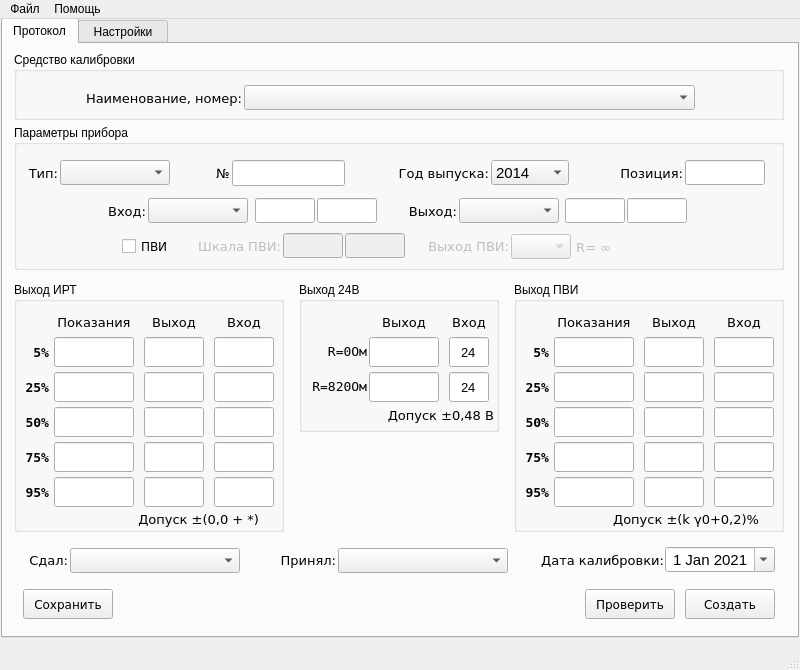
Old version of the form main.ui in the repository asd192/CalibrationIRT59.
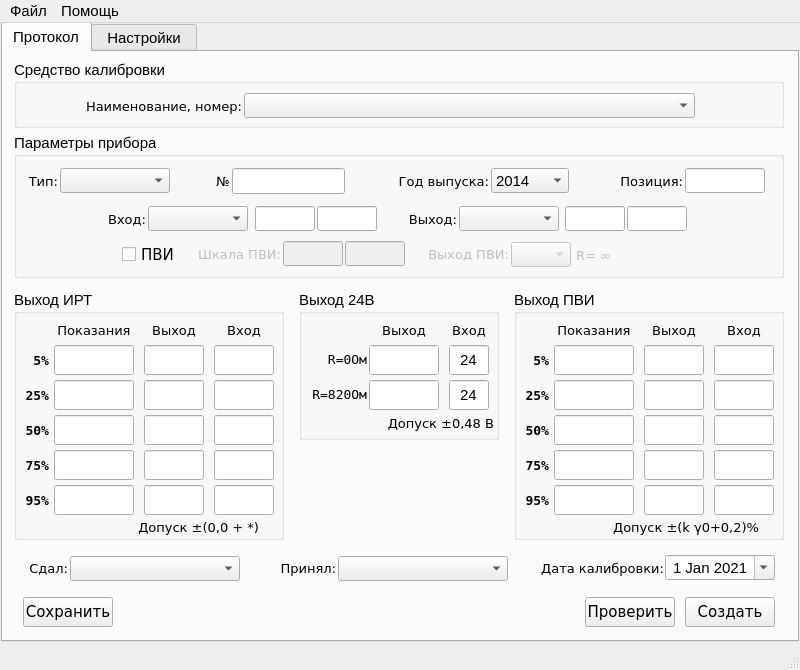
New version of the form.

Commit message: Исправлены баги с кодировкой на win10. Правки интерфейса(шрифты).

What changed in the file:
```diff
--- a/main.ui
+++ b/main.ui
@@ -31,6 +31,12 @@
       <height>620</height>
      </rect>
     </property>
+    <property name="font">
+     <font>
+      <family>Segoe UI</family>
+      <pointsize>11</pointsize>
+     </font>
+    </property>
     <property name="tabPosition">
      <enum>QTabWidget::North</enum>
     </property>
@@ -56,6 +62,7 @@
       <property name="font">
        <font>
         <family>DejaVu Sans</family>
+        <pointsize>11</pointsize>
        </font>
       </property>
       <property name="toolTip">
@@ -77,6 +84,7 @@
       <property name="font">
        <font>
         <family>Segoe UI</family>
+        <pointsize>11</pointsize>
         <weight>50</weight>
         <bold>false</bold>
        </font>
@@ -494,6 +502,9 @@
        <property name="font">
         <font>
          <family>DejaVu Sans</family>
+         <pointsize>11</pointsize>
+         <weight>50</weight>
+         <bold>false</bold>
         </font>
        </property>
        <property name="toolTip">
@@ -530,7 +541,9 @@
        <property name="font">
         <font>
          <family>Segoe UI</family>
-         <pointsize>10</pointsize>
+         <pointsize>11</pointsize>
+         <weight>50</weight>
+         <bold>false</bold>
         </font>
        </property>
        <property name="inputMethodHints">
@@ -561,7 +574,9 @@
        <property name="font">
         <font>
          <family>Segoe UI</family>
-         <pointsize>10</pointsize>
+         <pointsize>11</pointsize>
+         <weight>50</weight>
+         <bold>false</bold>
         </font>
        </property>
        <property name="inputMethodHints">
@@ -592,7 +607,9 @@
        <property name="font">
         <font>
          <family>Segoe UI</family>
-         <pointsize>10</pointsize>
+         <pointsize>11</pointsize>
+         <weight>50</weight>
+         <bold>false</bold>
         </font>
        </property>
        <property name="inputMethodHints">
@@ -623,7 +640,9 @@
        <property name="font">
         <font>
          <family>Segoe UI</family>
-         <pointsize>10</pointsize>
+         <pointsize>11</pointsize>
+         <weight>50</weight>
+         <bold>false</bold>
         </font>
        </property>
        <property name="inputMethodHints">
@@ -654,7 +673,9 @@
        <property name="font">
         <font>
          <family>Segoe UI</family>
-         <pointsize>10</pointsize>
+         <pointsize>11</pointsize>
+         <weight>50</weight>
+         <bold>false</bold>
         </font>
        </property>
        <property name="inputMethodHints">
@@ -682,7 +703,9 @@
        <property name="font">
         <font>
          <family>Segoe UI</family>
-         <pointsize>10</pointsize>
+         <pointsize>11</pointsize>
+         <weight>50</weight>
+         <bold>false</bold>
         </font>
        </property>
        <property name="inputMethodHints">
@@ -843,7 +866,10 @@
        </property>
        <property name="font">
         <font>
+         <family>Segoe UI</family>
          <pointsize>11</pointsize>
+         <weight>50</weight>
+         <bold>false</bold>
         </font>
        </property>
        <property name="maxLength">
@@ -861,7 +887,10 @@
        </property>
        <property name="font">
         <font>
+         <family>Segoe UI</family>
          <pointsize>11</pointsize>
+         <weight>50</weight>
+         <bold>false</bold>
         </font>
        </property>
       </widget>
@@ -905,6 +934,7 @@
       <property name="font">
        <font>
         <family>DejaVu Sans</family>
+        <pointsize>11</pointsize>
        </font>
       </property>
       <property name="toolTip">
@@ -926,6 +956,7 @@
       <property name="font">
        <font>
         <family>DejaVu Sans</family>
+        <pointsize>11</pointsize>
        </font>
       </property>
       <property name="toolTip">
@@ -1013,7 +1044,7 @@
        <property name="font">
         <font>
          <family>Segoe UI</family>
-         <pointsize>10</pointsize>
+         <pointsize>11</pointsize>
         </font>
        </property>
        <property name="text">
@@ -1062,7 +1093,7 @@
        <property name="font">
         <font>
          <family>Segoe UI</family>
-         <pointsize>10</pointsize>
+         <pointsize>11</pointsize>
         </font>
        </property>
        <property name="maxLength">
@@ -1111,7 +1142,7 @@
        <property name="font">
         <font>
          <family>Segoe UI</family>
-         <pointsize>10</pointsize>
+         <pointsize>11</pointsize>
         </font>
        </property>
        <property name="text">
@@ -1136,7 +1167,7 @@
        <property name="font">
         <font>
          <family>Segoe UI</family>
-         <pointsize>10</pointsize>
+         <pointsize>11</pointsize>
         </font>
        </property>
        <property name="maxLength">
@@ -1195,7 +1226,7 @@
        <property name="font">
         <font>
          <family>Segoe UI</family>
-         <pointsize>10</pointsize>
+         <pointsize>11</pointsize>
         </font>
        </property>
        <property name="inputMask">
@@ -1262,7 +1293,7 @@
        <property name="font">
         <font>
          <family>Segoe UI</family>
-         <pointsize>10</pointsize>
+         <pointsize>11</pointsize>
         </font>
        </property>
        <property name="maxLength">
@@ -1284,7 +1315,7 @@
        <property name="font">
         <font>
          <family>Segoe UI</family>
-         <pointsize>10</pointsize>
+         <pointsize>11</pointsize>
         </font>
        </property>
        <property name="readOnly">
@@ -1306,7 +1337,7 @@
        <property name="font">
         <font>
          <family>Segoe UI</family>
-         <pointsize>10</pointsize>
+         <pointsize>11</pointsize>
         </font>
        </property>
        <property name="inputMethodHints">
@@ -1331,7 +1362,7 @@
        <property name="font">
         <font>
          <family>Segoe UI</family>
-         <pointsize>10</pointsize>
+         <pointsize>11</pointsize>
         </font>
        </property>
        <property name="maxLength">
@@ -1380,7 +1411,7 @@
        <property name="font">
         <font>
          <family>Segoe UI</family>
-         <pointsize>10</pointsize>
+         <pointsize>11</pointsize>
         </font>
        </property>
        <property name="maxLength">
@@ -1507,7 +1538,7 @@
        <property name="font">
         <font>
          <family>Segoe UI</family>
-         <pointsize>10</pointsize>
+         <pointsize>11</pointsize>
         </font>
        </property>
        <property name="readOnly">
@@ -1526,7 +1557,7 @@
        <property name="font">
         <font>
          <family>Segoe UI</family>
-         <pointsize>10</pointsize>
+         <pointsize>11</pointsize>
         </font>
        </property>
        <property name="maxLength">
@@ -1548,7 +1579,7 @@
        <property name="font">
         <font>
          <family>Segoe UI</family>
-         <pointsize>10</pointsize>
+         <pointsize>11</pointsize>
         </font>
        </property>
        <property name="readOnly">
@@ -1570,7 +1601,7 @@
        <property name="font">
         <font>
          <family>Segoe UI</family>
-         <pointsize>10</pointsize>
+         <pointsize>11</pointsize>
         </font>
        </property>
        <property name="readOnly">
@@ -1670,7 +1701,7 @@
        <property name="font">
         <font>
          <family>Segoe UI</family>
-         <pointsize>10</pointsize>
+         <pointsize>11</pointsize>
         </font>
        </property>
        <property name="readOnly">
@@ -1692,7 +1723,7 @@
        <property name="font">
         <font>
          <family>Segoe UI</family>
-         <pointsize>10</pointsize>
+         <pointsize>11</pointsize>
         </font>
        </property>
        <property name="inputMethodHints">
@@ -1720,7 +1751,7 @@
        <property name="font">
         <font>
          <family>Segoe UI</family>
-         <pointsize>10</pointsize>
+         <pointsize>11</pointsize>
         </font>
        </property>
        <property name="readOnly">
@@ -1742,7 +1773,7 @@
        <property name="font">
         <font>
          <family>Segoe UI</family>
-         <pointsize>10</pointsize>
+         <pointsize>11</pointsize>
         </font>
        </property>
        <property name="readOnly">
@@ -1764,7 +1795,7 @@
        <property name="font">
         <font>
          <family>Segoe UI</family>
-         <pointsize>10</pointsize>
+         <pointsize>11</pointsize>
         </font>
        </property>
        <property name="readOnly">
@@ -1912,7 +1943,7 @@
        <property name="font">
         <font>
          <family>Segoe UI</family>
-         <pointsize>10</pointsize>
+         <pointsize>11</pointsize>
         </font>
        </property>
        <property name="inputMask">
@@ -1982,7 +2013,7 @@
        <property name="font">
         <font>
          <family>Segoe UI</family>
-         <pointsize>10</pointsize>
+         <pointsize>11</pointsize>
         </font>
        </property>
        <property name="maxLength">
@@ -2004,7 +2035,7 @@
        <property name="font">
         <font>
          <family>Segoe UI</family>
-         <pointsize>10</pointsize>
+         <pointsize>11</pointsize>
         </font>
        </property>
        <property name="readOnly">
@@ -2026,7 +2057,7 @@
        <property name="font">
         <font>
          <family>Segoe UI</family>
-         <pointsize>10</pointsize>
+         <pointsize>11</pointsize>
         </font>
        </property>
        <property name="inputMethodHints">
@@ -2051,7 +2082,7 @@
        <property name="font">
         <font>
          <family>Segoe UI</family>
-         <pointsize>10</pointsize>
+         <pointsize>11</pointsize>
         </font>
        </property>
        <property name="maxLength">
@@ -2103,7 +2134,7 @@
        <property name="font">
         <font>
          <family>Segoe UI</family>
-         <pointsize>10</pointsize>
+         <pointsize>11</pointsize>
         </font>
        </property>
        <property name="maxLength">
@@ -2230,7 +2261,7 @@
        <property name="font">
         <font>
          <family>Segoe UI</family>
-         <pointsize>10</pointsize>
+         <pointsize>11</pointsize>
         </font>
        </property>
        <property name="readOnly">
@@ -2252,7 +2283,7 @@
        <property name="font">
         <font>
          <family>Segoe UI</family>
-         <pointsize>10</pointsize>
+         <pointsize>11</pointsize>
         </font>
        </property>
        <property name="maxLength">
@@ -2274,7 +2305,7 @@
        <property name="font">
         <font>
          <family>Segoe UI</family>
-         <pointsize>10</pointsize>
+         <pointsize>11</pointsize>
         </font>
        </property>
        <property name="readOnly">
@@ -2296,7 +2327,7 @@
        <property name="font">
         <font>
          <family>Segoe UI</family>
-         <pointsize>10</pointsize>
+         <pointsize>11</pointsize>
         </font>
        </property>
        <property name="readOnly">
@@ -2372,7 +2403,7 @@
        <property name="font">
         <font>
          <family>Segoe UI</family>
-         <pointsize>10</pointsize>
+         <pointsize>11</pointsize>
         </font>
        </property>
        <property name="readOnly">
@@ -2394,7 +2425,7 @@
        <property name="font">
         <font>
          <family>Segoe UI</family>
-         <pointsize>10</pointsize>
+         <pointsize>11</pointsize>
         </font>
        </property>
        <property name="inputMethodHints">
@@ -2419,7 +2450,7 @@
        <property name="font">
         <font>
          <family>Segoe UI</family>
-         <pointsize>10</pointsize>
+         <pointsize>11</pointsize>
         </font>
        </property>
        <property name="readOnly">
@@ -2465,7 +2496,7 @@
        <property name="font">
         <font>
          <family>Segoe UI</family>
-         <pointsize>10</pointsize>
+         <pointsize>11</pointsize>
         </font>
        </property>
        <property name="readOnly">
@@ -2487,7 +2518,7 @@
        <property name="font">
         <font>
          <family>Segoe UI</family>
-         <pointsize>10</pointsize>
+         <pointsize>11</pointsize>
         </font>
        </property>
        <property name="readOnly">
@@ -2667,9 +2698,15 @@
      <x>0</x>
      <y>0</y>
      <width>800</width>
-     <height>29</height>
+     <height>26</height>
     </rect>
    </property>
+   <property name="font">
+    <font>
+     <family>Segoe UI</family>
+     <pointsize>11</pointsize>
+    </font>
+   </property>
    <widget class="QMenu" name="menu1">
     <property name="geometry">
      <rect>
@@ -2699,6 +2736,11 @@
     <addaction name="action_exit"/>
    </widget>
    <widget class="QMenu" name="menu">
+    <property name="font">
+     <font>
+      <pointsize>11</pointsize>
+     </font>
+    </property>
     <property name="title">
      <string>Помощь</string>
     </property>
```
Left out of the diff: 68 changed lines with no effect on the pictures. The commit also changes 4 other files.
